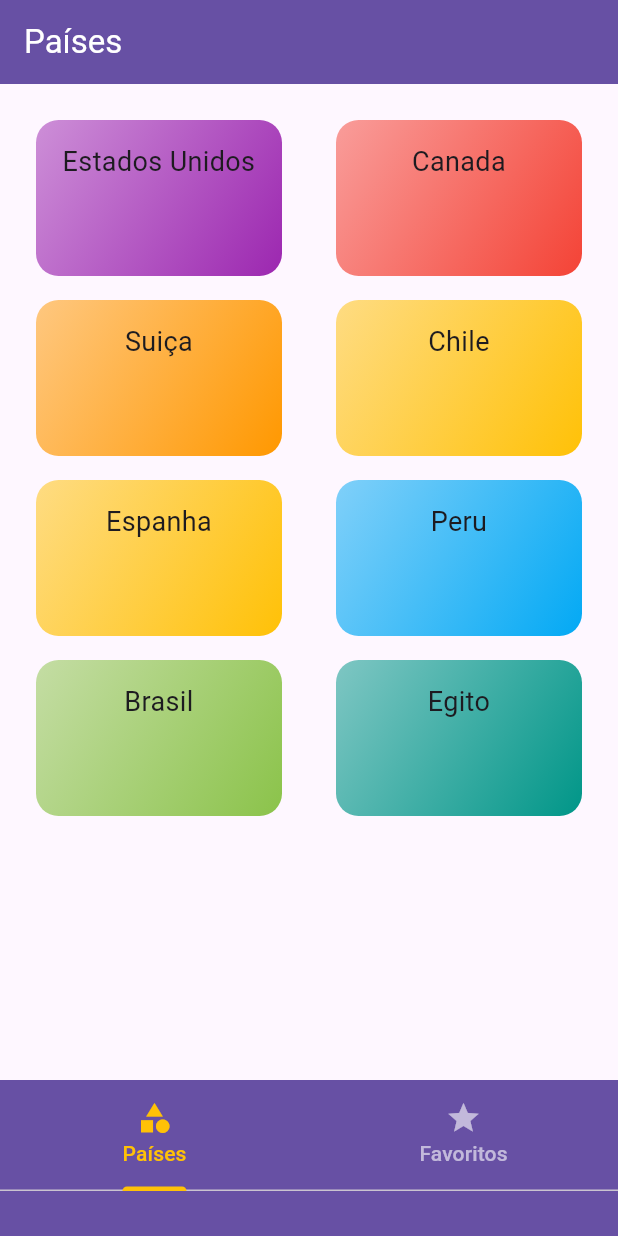
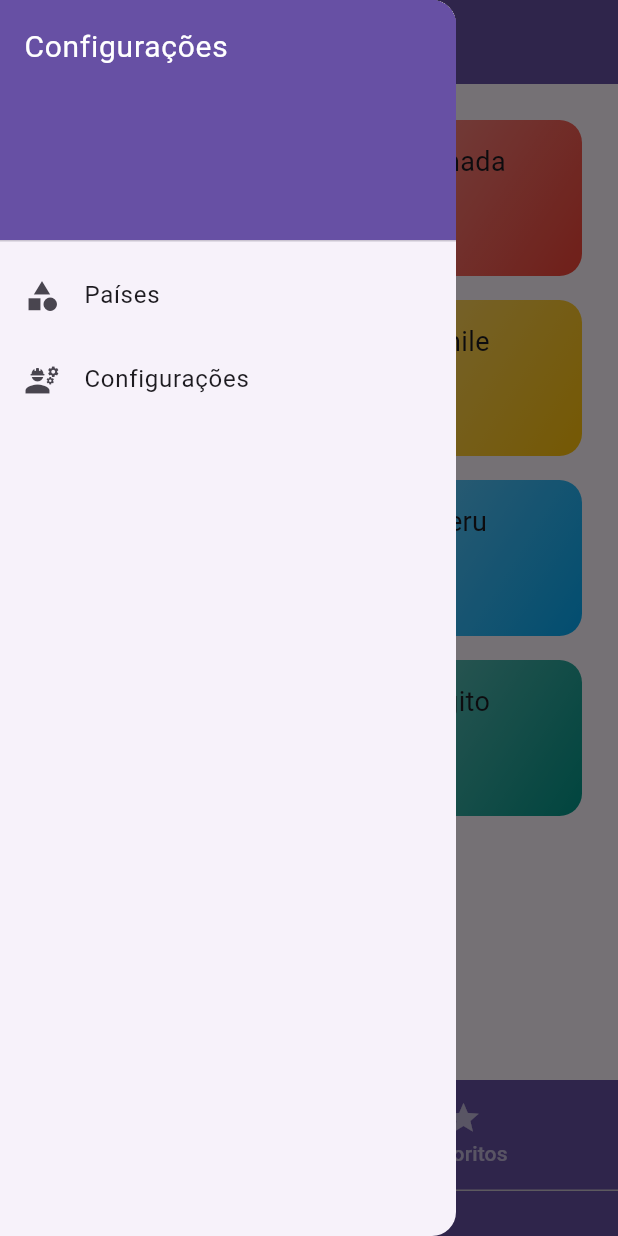
Before and after one commit to mariamandafm/DIM0524-DDM-20242-fork, a Flutter app: the screen it shows after launch, with the side drawer open (before the commit the screen has no drawer), on a phone screen of 412 x 824 dp. Run offline on Flutter 3.47's test engine with Material 3 defaults, Android fonts, the phone set to English and light mode, and no system bars; our stand-ins replace go_router.

Commit message:
abas e drawers

```diff
--- /dev/null
+++ b/f05_lugares_app/lib/components/drawer.dart
@@ -0,0 +1,33 @@
+import 'package:flutter/material.dart';
+
+class MeuDrawer extends StatelessWidget {
+  const MeuDrawer({super.key});
+
+  @override
+  Widget build(BuildContext context) {
+    return Drawer(
+      child: ListView(
+
+        padding: EdgeInsets.zero,
+        children: [
+          DrawerHeader(
+            decoration: BoxDecoration(
+              color: ThemeData().primaryColor,
+            ),
+            child: Text('Configurações',style: TextStyle(fontSize: 20, color: Colors.white),),
+          ),
+          ListTile(
+            leading: Icon(Icons.category),
+            title: const Text('Países'),
+            onTap: () {},
+          ),
+          ListTile(
+            leading: Icon(Icons.engineering),
+            title: const Text('Configurações'),
+            onTap: () {},
+          ),
+        ],
+      ),
+    );
+  }
+}
--- a/f05_lugares_app/lib/screens/abas.dart
+++ b/f05_lugares_app/lib/screens/abas.dart
@@ -1,3 +1,4 @@
+import 'package:f05_lugares_app/components/drawer.dart';
 import 'package:f05_lugares_app/screens/favoritos.dart';
 import 'package:f05_lugares_app/screens/pais_screen.dart';
 import 'package:flutter/material.dart';
@@ -21,6 +22,7 @@ class MinhasAbasTop extends StatelessWidget {
     return DefaultTabController(
         length: 2,
         child: Scaffold(
+          drawer: MeuDrawer(),
           appBar: AppBar(
             backgroundColor: ThemeData().primaryColor,
             bottom: const TabBar(
@@ -52,19 +54,36 @@ class MinhasAbasTop extends StatelessWidget {
   }
 }
 
-class MinhasAbasBottom extends StatelessWidget {
-  const MinhasAbasBottom({super.key});
+class MinhasAbasBottom extends StatefulWidget {
+  MinhasAbasBottom({super.key});
+
+  @override
+  State<MinhasAbasBottom> createState() => _MinhasAbasBottomState();
+}
+
+class _MinhasAbasBottomState extends State<MinhasAbasBottom> {
+  String _nomeTab = "Países";
+  List<String> _nomeTabs = ["Países", "Favoritos"];
+
+  void _getNomeTab(int index) {
+    setState(() {
+      _nomeTab = _nomeTabs[index];
+    });
+  }
 
   @override
   Widget build(BuildContext context) {
-
-    final List<String> _titulos = [
-    'Paises',
-    'Meus Favoritos',
-  ];
     return DefaultTabController(
         length: 2,
         child: Scaffold(
+            appBar: AppBar(
+              title: Text(
+                "${_nomeTab.toString()}",
+                style: TextStyle(color: Colors.white),
+              ),
+              backgroundColor: ThemeData().primaryColor,
+            ),
+            drawer: MeuDrawer(),
             body: Column(
               children: <Widget>[
                 Expanded(
@@ -80,12 +99,14 @@ class MinhasAbasBottom extends StatelessWidget {
                   decoration: BoxDecoration(
                     color: ThemeData().primaryColor,
                   ),
-                  child: const TabBar(
+                  child: TabBar(
+                      onTap: (index) {
+                        _getNomeTab(index);
+                      },
                       indicatorColor: Colors.amber,
                       labelColor: Colors.amber,
                       unselectedLabelColor: Colors.white60,
-                      tabs: [
-
+                      tabs: const [
                         Tab(
                           icon: Icon(
                             Icons.category,
--- a/f05_lugares_app/lib/screens/favoritos.dart
+++ b/f05_lugares_app/lib/screens/favoritos.dart
@@ -6,13 +6,13 @@ class FavoritosScreen extends StatelessWidget {
   @override
   Widget build(BuildContext context) {
     return Scaffold(
-      appBar: AppBar(
+      /* appBar: AppBar(
         backgroundColor: ThemeData().primaryColor,
         title: Text(
           "Favoritos",
           style: TextStyle(color: Colors.white),
         ),
-      ),
+      ), */
       body: Center(
         child: Text("Tela de favoritos", style: TextStyle(fontSize: 20),),
       ),
--- a/f05_lugares_app/lib/screens/pais_screen.dart
+++ b/f05_lugares_app/lib/screens/pais_screen.dart
@@ -12,13 +12,13 @@ class PaisScreen extends StatelessWidget {
   @override
   Widget build(BuildContext context) {
     return Scaffold(
-      appBar: AppBar(
+      /* appBar: AppBar(
         backgroundColor: ThemeData().primaryColor,
         title: Text(
           "Países",
           style: TextStyle(color: Colors.white),
         ),
-      ),
+      ), */
       body: GridView(
         padding: EdgeInsets.all(16),
         gridDelegate: SliverGridDelegateWithMaxCrossAxisExtent(
```
